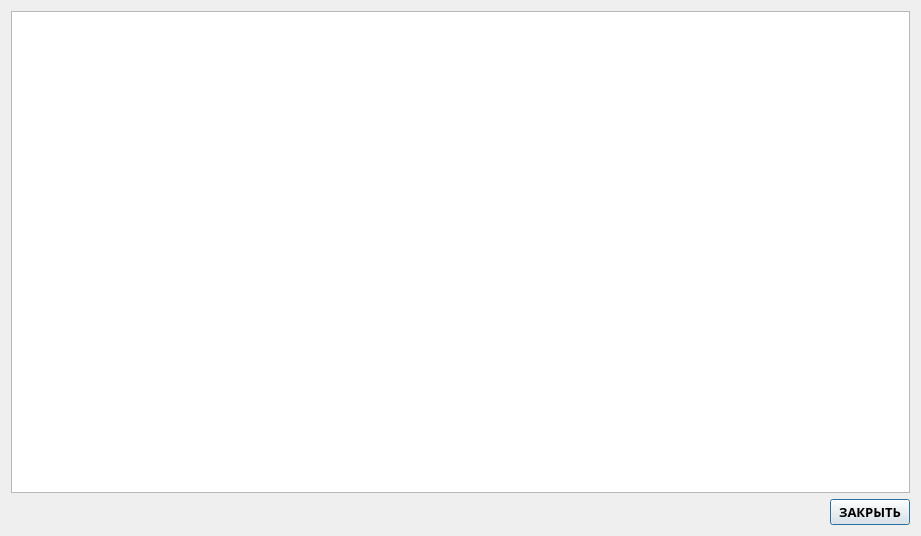
Qt form gui/Forms/OnlyTable.ui (mipatov/subd) before a commit.
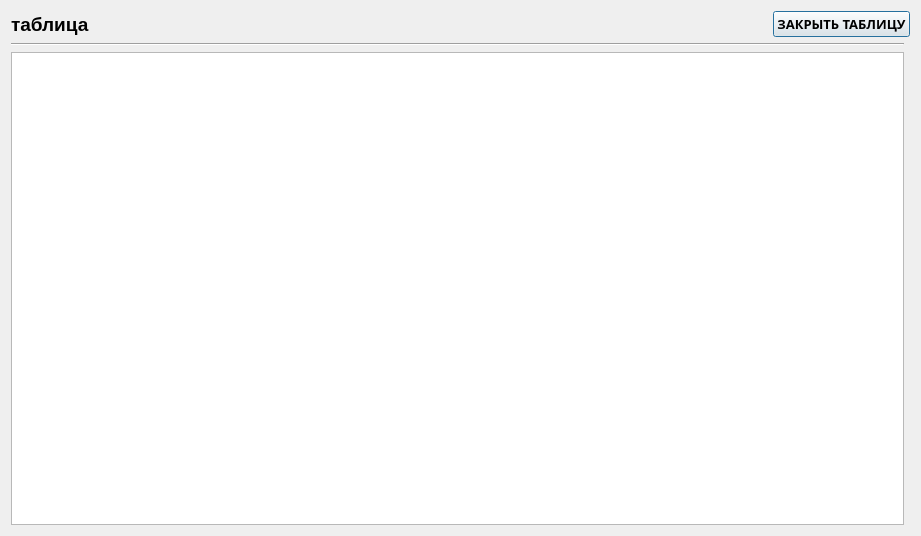
The same form after that commit.

```diff
--- a/gui/Forms/OnlyTable.ui
+++ b/gui/Forms/OnlyTable.ui
@@ -17,8 +17,20 @@
    <bool>true</bool>
   </property>
   <layout class="QGridLayout" name="gridLayout">
-   <item row="1" column="1">
-    <widget class="QPushButton" name="pushButton_4">
+   <item row="2" column="0">
+    <widget class="QTableWidget" name="tableWidget">
+     <property name="enabled">
+      <bool>true</bool>
+     </property>
+     <property name="focusPolicy">
+      <enum>Qt::ClickFocus</enum>
+     </property>
+    </widget>
+   </item>
+   <item row="0" column="0" colspan="2">
+    <layout class="QGridLayout" name="gridLayout_4">
+     <item row="0" column="2">
+      <widget class="QPushButton" name="pushButton_5">
      <property name="font">
       <font>
        <family>Perpetua Titling MT</family>
@@ -28,12 +40,26 @@
       </font>
      </property>
      <property name="text">
-      <string>ЗАКРЫТЬ</string>
+        <string>ЗАКРЫТЬ ТАБЛИЦУ</string>
      </property>
     </widget>
    </item>
-   <item row="1" column="0">
-    <spacer name="horizontalSpacer">
+     <item row="0" column="0">
+      <widget class="QLabel" name="title">
+       <property name="font">
+        <font>
+         <pointsize>14</pointsize>
+         <weight>75</weight>
+         <bold>true</bold>
+        </font>
+       </property>
+       <property name="text">
+        <string>таблица</string>
+       </property>
+      </widget>
+     </item>
+     <item row="0" column="1">
+      <spacer name="horizontalSpacer_4">
      <property name="orientation">
       <enum>Qt::Horizontal</enum>
      </property>
@@ -45,13 +71,12 @@
      </property>
     </spacer>
    </item>
-   <item row="0" column="0" colspan="2">
-    <widget class="QTableWidget" name="tableWidget">
-     <property name="enabled">
-      <bool>true</bool>
-     </property>
-     <property name="focusPolicy">
-      <enum>Qt::ClickFocus</enum>
+    </layout>
+   </item>
+   <item row="1" column="0">
+    <widget class="Line" name="line">
+     <property name="orientation">
+      <enum>Qt::Horizontal</enum>
      </property>
     </widget>
    </item>
```
Left out of the diff: 10 changed lines with no effect on the pictures. Lines whose indentation alone changed are shown as unchanged.
